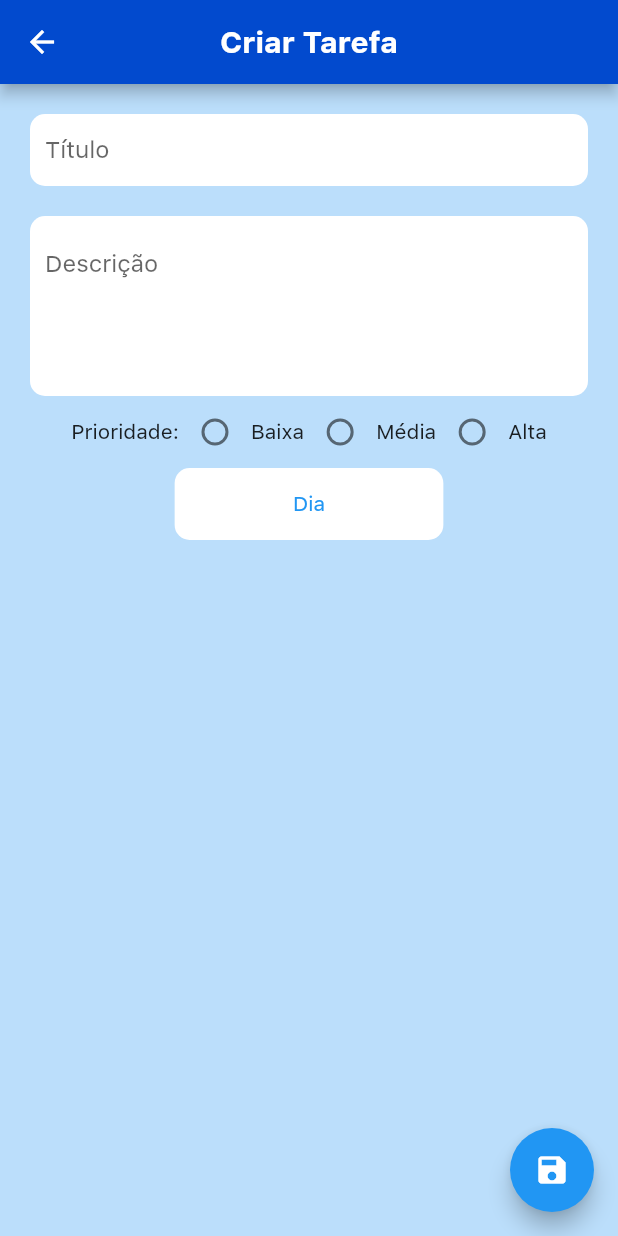
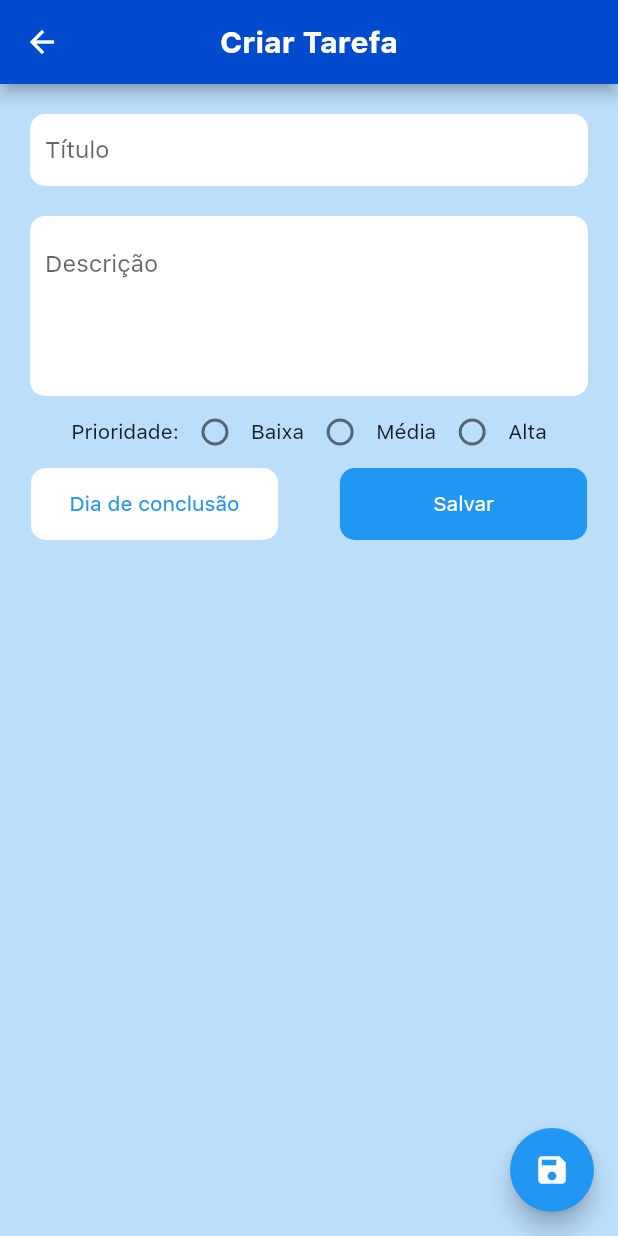
Before and after one commit to Rafarache/TaskManagerApp, a Flutter app: the TaskPage screen opened directly, on a phone screen of 412 x 824 dp. Run offline on Flutter 3.47's test engine with Material 2 defaults, Android fonts, the phone set to English and light mode, and no system bars; our stand-ins replace community_material_icon, get, shared_preferences, sqflite, table_calendar; missing offline and left inert: icofont_flutter; accounts and stored records are empty.

Commit message:
Add Save button

```diff
--- a/lib/View/AddTask/TaskPage.dart
+++ b/lib/View/AddTask/TaskPage.dart
@@ -197,20 +197,35 @@ class _TaskPageState extends State<TaskPage> {
                 ],
               ),
               Row(
-                mainAxisAlignment: MainAxisAlignment.center,
+                mainAxisAlignment: MainAxisAlignment.spaceAround,
                 children: [
                   Flexible(
                     child: Container(
-                      width: MediaQuery.of(context).size.width / 2.3,
+                      width: MediaQuery.of(context).size.width / 2.5,
                       decoration: BoxDecoration(
                         color: Theme.of(context).cardColor,
                         borderRadius: BorderRadius.circular(10),
                       ),
                       child: TextButton(
-                        child: Text(_editedTask.dateDue == null
-                            ? "Dia"
+                        child: Text(_editedTask.dateDue == null &&
+                                widget.task == null
+                            ? "Dia de conclusão"
                             : "Dia: ${DateFormat('d MM y', 'pt').format(_editedTask.dateDue)}"),
                         onPressed: datePickerDue,
+                      ),
+                    ),
+                  ),
+                  Flexible(
+                    child: Container(
+                      width: MediaQuery.of(context).size.width / 2.5,
+                      decoration: BoxDecoration(
+                        color: Colors.blue,
+                        borderRadius: BorderRadius.circular(10),
+                      ),
+                      child: TextButton(
+                        child: Text("Salvar",
+                            style: TextStyle(color: Colors.white)),
+                        onPressed: saveTask,
                       ),
                     ),
                   ),
```
